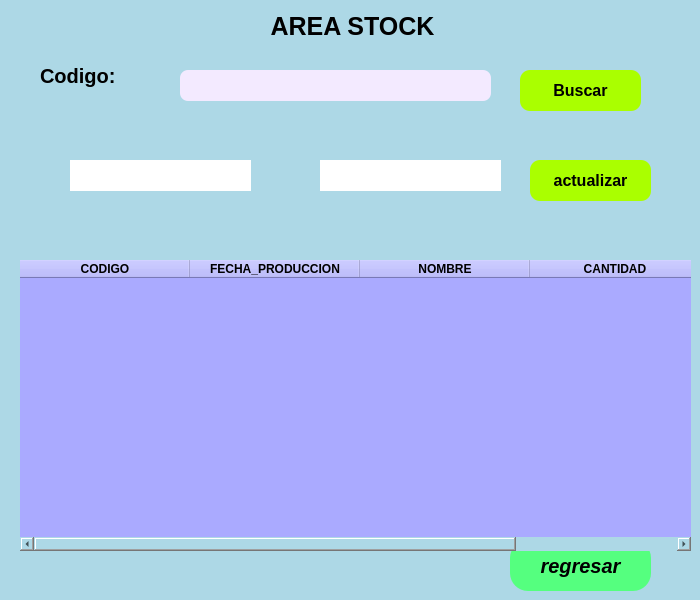
Old version of the form view/buscarproducto.ui in the repository arturito76/proyecto.
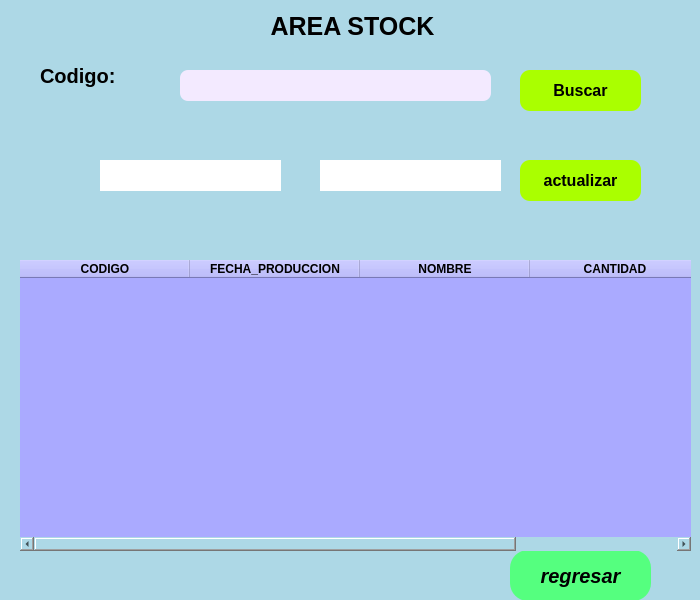
New version of the form.

Diff of the .ui file:
```diff
--- a/view/buscarproducto.ui
+++ b/view/buscarproducto.ui
@@ -135,7 +135,7 @@
     <property name="geometry">
      <rect>
       <x>510</x>
-      <y>530</y>
+      <y>540</y>
       <width>141</width>
       <height>51</height>
      </rect>
@@ -236,7 +236,7 @@
    <widget class="QLineEdit" name="codproducto_2">
     <property name="geometry">
      <rect>
-      <x>70</x>
+      <x>100</x>
       <y>150</y>
       <width>181</width>
       <height>31</height>
@@ -262,7 +262,7 @@
    <widget class="QPushButton" name="actualizar">
     <property name="geometry">
      <rect>
-      <x>530</x>
+      <x>520</x>
       <y>150</y>
       <width>121</width>
       <height>41</height>
```
